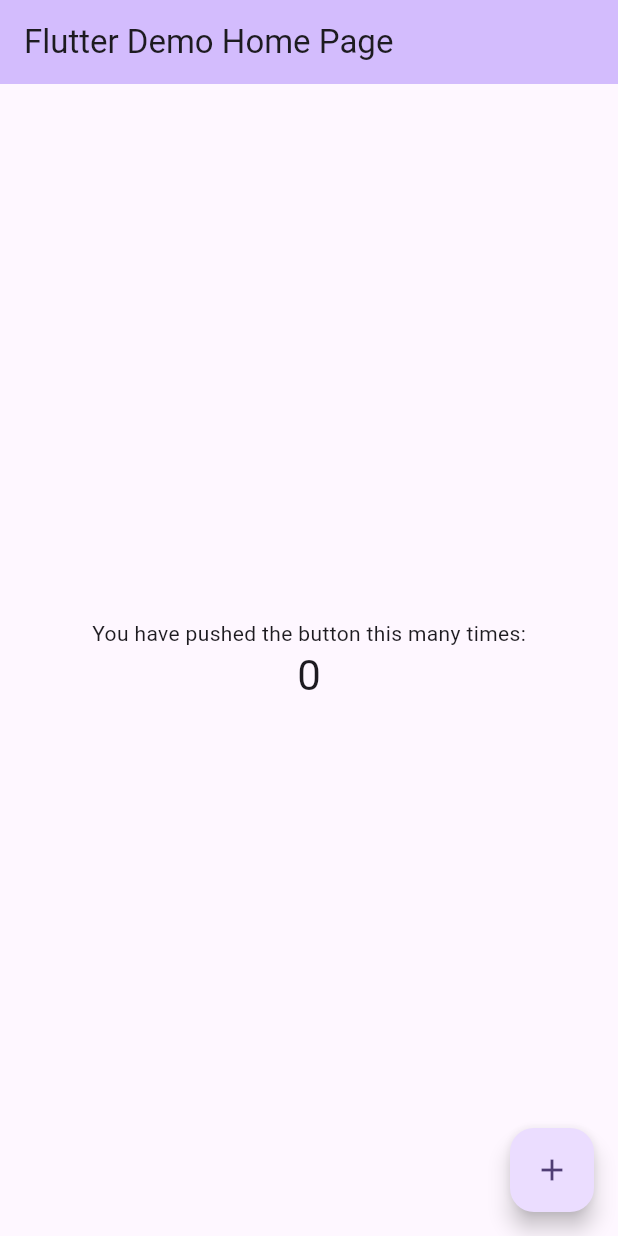
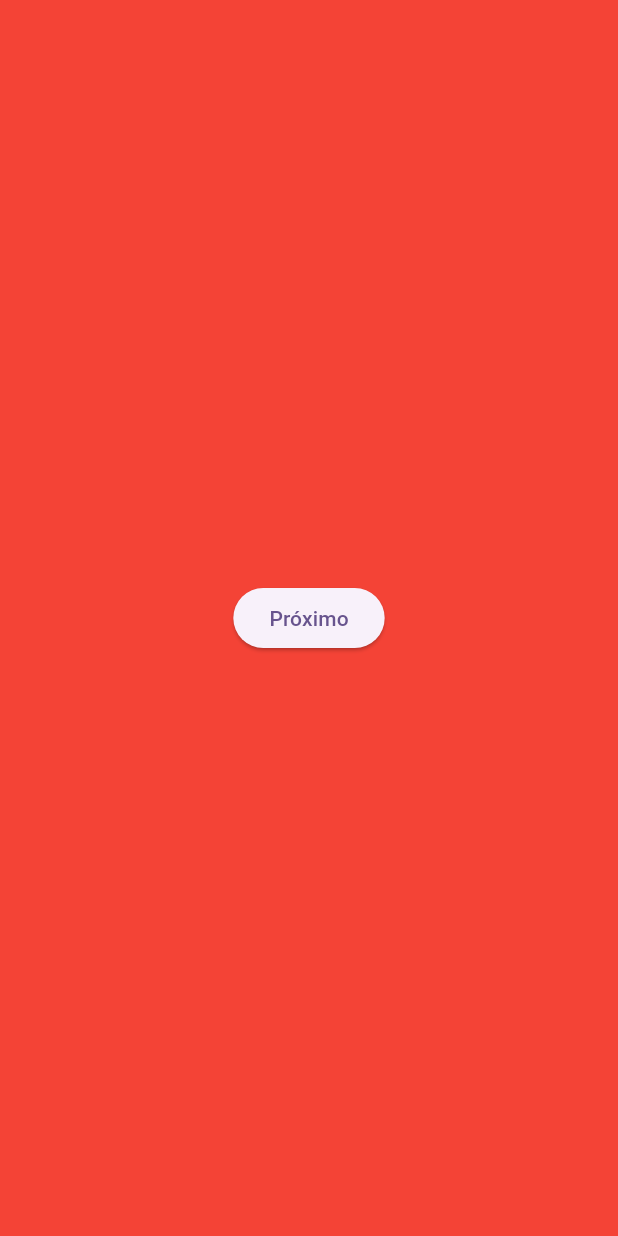
Before and after one commit to paulognu/loja_virtual_pro, a Flutter app: the screen it shows after launch, on a phone screen of 412 x 824 dp. Run offline on Flutter 3.47's test engine with Material 3 defaults, Android fonts, the light colour scheme and no system bars; our stand-ins replace firebase_core; accounts and stored records are empty.

Commit message:
Criação da Tela Base

```diff
--- a/lib/main.dart
+++ b/lib/main.dart
@@ -1,6 +1,7 @@
 import 'package:firebase_core/firebase_core.dart';
 import 'package:flutter/material.dart';
 import 'package:loja_virtual_pro/firebase_options.dart';
+import 'package:loja_virtual_pro/screens/base_screen.dart';
 
 Future<void> main() async {
   WidgetsFlutterBinding.ensureInitialized();
@@ -17,7 +18,8 @@ class MyApp extends StatelessWidget {
   @override
   Widget build(BuildContext context) {
     return MaterialApp(
-      title: 'Flutter Demo',
+      title: 'Loja do JP',
+      debugShowCheckedModeBanner: false,
       theme: ThemeData(
         // This is the theme of your application.
         //
@@ -37,7 +39,7 @@ class MyApp extends StatelessWidget {
         colorScheme: ColorScheme.fromSeed(seedColor: Colors.deepPurple),
         useMaterial3: true,
       ),
-      home: const MyHomePage(title: 'Flutter Demo Home Page'),
+      home: BaseScreen(),
     );
   }
 }
--- /dev/null
+++ b/lib/screens/base_screen.dart
@@ -0,0 +1,57 @@
+import 'package:flutter/material.dart';
+
+class BaseScreen extends StatelessWidget {
+  BaseScreen({super.key});
+
+  final PageController pageController = PageController();
+
+  @override
+  Widget build(BuildContext context) {
+    return PageView(
+      controller: pageController,
+      physics: NeverScrollableScrollPhysics(),
+      children: [
+        Container(
+          color: Colors.red,
+          child: Center(
+            child: ElevatedButton(
+                onPressed: () {
+                  pageController.jumpToPage(1);
+                },
+                child: Text("Próximo")),
+          ),
+        ),
+        Container(
+          color: Colors.yellow,
+          child: Row(
+            mainAxisAlignment: MainAxisAlignment.center,
+            children: [
+              ElevatedButton(
+                onPressed: () {
+                  pageController.jumpToPage(0);
+                },
+                child: Text("Anterior"),
+              ),
+              ElevatedButton(
+                onPressed: () {
+                  pageController.jumpToPage(2);
+                },
+                child: Text("Próximo"),
+              ),
+            ],
+          ),
+        ),
+        Container(
+          color: Colors.green,
+          child: Center(
+            child: ElevatedButton(
+                onPressed: () {
+                  pageController.jumpToPage(1);
+                },
+                child: Text("Anterior")),
+          ),
+        ),
+      ],
+    );
+  }
+}
```
